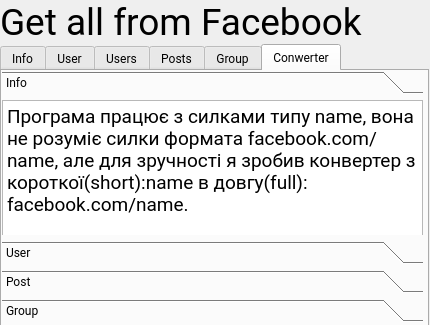
First picture: the form in ui.ui, repository King1308/Facebook-parser, before the edit.
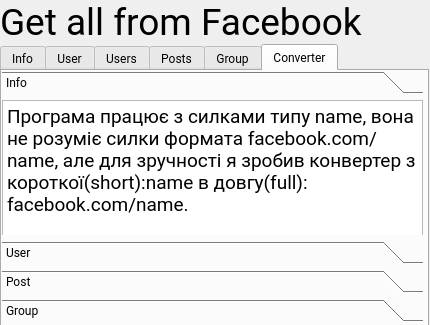
Second picture: the form after the edit. The open tabs and pages were chosen to show the change.

What changed in the file:
```diff
--- a/ui.ui
+++ b/ui.ui
@@ -558,7 +558,7 @@
        </widget>
        <widget class="QWidget" name="tab">
         <attribute name="title">
-         <string>Conwerter</string>
+         <string>Converter</string>
         </attribute>
         <widget class="QToolBox" name="toolBox">
          <property name="geometry">
```
Left out of the diff: 26 changed lines with no effect on the pictures.
